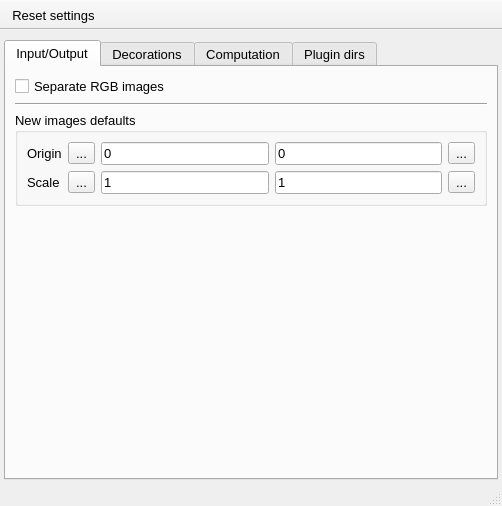
First picture: the form in UIs/nPreferences.ui, repository NeutrinoToolkit/Neutrino, before the edit.
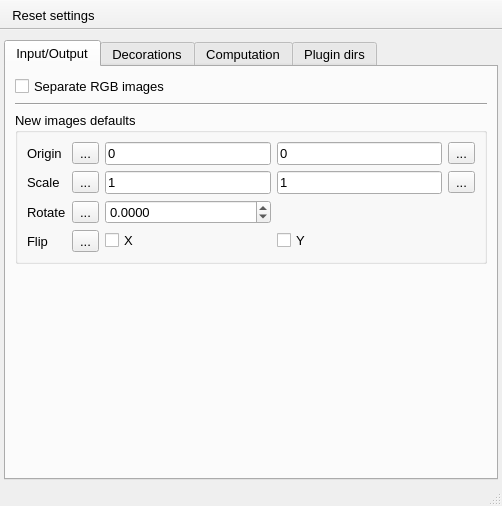
Second picture: the form after the edit. Icons and pictures are not drawn.

```diff
--- a/UIs/nPreferences.ui
+++ b/UIs/nPreferences.ui
@@ -76,73 +76,7 @@
            <string>New images defaults</string>
           </property>
           <layout class="QGridLayout" name="gridLayout">
-           <item row="1" column="3">
-            <widget class="QLineEdit" name="scaleX">
-             <property name="toolTip">
-              <string>scale x</string>
-             </property>
-             <property name="text">
-              <string>1</string>
-             </property>
-             <property name="neutrinoSave" stdset="0">
-              <bool>true</bool>
-             </property>
-            </widget>
-           </item>
-           <item row="1" column="5">
-            <widget class="QToolButton" name="getScale">
-             <property name="toolTip">
-              <string>get scale from current image</string>
-             </property>
-             <property name="text">
-              <string>...</string>
-             </property>
-             <property name="icon">
-              <iconset resource="../../build-neutrinoMaster-Brew-Debug/src/qrc/icons.qrc">
-               <normaloff>:/icons/autoRefresh.png</normaloff>:/icons/autoRefresh.png</iconset>
-             </property>
-            </widget>
-           </item>
-           <item row="1" column="4">
-            <widget class="QLineEdit" name="scaleY">
-             <property name="toolTip">
-              <string>scale y</string>
-             </property>
-             <property name="text">
-              <string>1</string>
-             </property>
-             <property name="neutrinoSave" stdset="0">
-              <bool>true</bool>
-             </property>
-            </widget>
-           </item>
-           <item row="0" column="4">
-            <widget class="QLineEdit" name="originY">
-             <property name="toolTip">
-              <string>origin y</string>
-             </property>
-             <property name="text">
-              <string>0</string>
-             </property>
-             <property name="neutrinoSave" stdset="0">
-              <bool>true</bool>
-             </property>
-            </widget>
-           </item>
-           <item row="0" column="3">
-            <widget class="QLineEdit" name="originX">
-             <property name="toolTip">
-              <string>origin x</string>
-             </property>
-             <property name="text">
-              <string>0</string>
-             </property>
-             <property name="neutrinoSave" stdset="0">
-              <bool>true</bool>
-             </property>
-            </widget>
-           </item>
-           <item row="0" column="1">
+           <item row="0" column="0">
             <widget class="QLabel" name="label_8">
              <property name="font">
               <font>
@@ -154,33 +88,7 @@
              </property>
             </widget>
            </item>
-           <item row="1" column="1">
-            <widget class="QLabel" name="label_9">
-             <property name="font">
-              <font>
-               <pointsize>10</pointsize>
-              </font>
-             </property>
-             <property name="text">
-              <string>Scale</string>
-             </property>
-            </widget>
-           </item>
-           <item row="0" column="5">
-            <widget class="QToolButton" name="getOrigin">
-             <property name="toolTip">
-              <string>get origin from current image</string>
-             </property>
-             <property name="text">
-              <string>...</string>
-             </property>
-             <property name="icon">
-              <iconset resource="../../build-neutrinoMaster-Brew-Debug/src/qrc/icons.qrc">
-               <normaloff>:/icons/autoRefresh.png</normaloff>:/icons/autoRefresh.png</iconset>
-             </property>
-            </widget>
-           </item>
-           <item row="0" column="2">
+           <item row="0" column="1">
             <widget class="QToolButton" name="lockOrigin">
              <property name="toolTip">
               <string>lock origin forn newly opened images</string>
@@ -201,7 +109,59 @@
              </property>
             </widget>
            </item>
-           <item row="1" column="2">
+           <item row="0" column="2">
+            <widget class="QLineEdit" name="originX">
+             <property name="toolTip">
+              <string>origin x</string>
+             </property>
+             <property name="text">
+              <string>0</string>
+             </property>
+             <property name="neutrinoSave" stdset="0">
+              <bool>true</bool>
+             </property>
+            </widget>
+           </item>
+           <item row="0" column="3">
+            <widget class="QLineEdit" name="originY">
+             <property name="toolTip">
+              <string>origin y</string>
+             </property>
+             <property name="text">
+              <string>0</string>
+             </property>
+             <property name="neutrinoSave" stdset="0">
+              <bool>true</bool>
+             </property>
+            </widget>
+           </item>
+           <item row="0" column="4">
+            <widget class="QToolButton" name="getOrigin">
+             <property name="toolTip">
+              <string>get origin from current image</string>
+             </property>
+             <property name="text">
+              <string>...</string>
+             </property>
+             <property name="icon">
+              <iconset resource="../../build-neutrinoMaster-Brew_clang-Debug/src/qrc/icons.qrc">
+               <normaloff>:/icons/autoRefresh.png</normaloff>:/icons/autoRefresh.png</iconset>
+             </property>
+            </widget>
+           </item>
+           <item row="1" column="0">
+            <widget class="QLabel" name="label_9">
+             <property name="font">
+              <font>
+               <pointsize>10</pointsize>
+              </font>
+             </property>
+             <property name="text">
+              <string>Scale</string>
+             </property>
+            </widget>
+           </item>
+           <item row="1" column="1">
             <widget class="QToolButton" name="lockScale">
              <property name="toolTip">
               <string>lock scale forn newly opened images</string>
@@ -222,6 +182,148 @@
              </property>
             </widget>
            </item>
+           <item row="1" column="2">
+            <widget class="QLineEdit" name="scaleX">
+             <property name="toolTip">
+              <string>scale x</string>
+             </property>
+             <property name="text">
+              <string>1</string>
+             </property>
+             <property name="neutrinoSave" stdset="0">
+              <bool>true</bool>
+             </property>
+            </widget>
+           </item>
+           <item row="1" column="3">
+            <widget class="QLineEdit" name="scaleY">
+             <property name="toolTip">
+              <string>scale y</string>
+             </property>
+             <property name="text">
+              <string>1</string>
+             </property>
+             <property name="neutrinoSave" stdset="0">
+              <bool>true</bool>
+             </property>
+            </widget>
+           </item>
+           <item row="1" column="4">
+            <widget class="QToolButton" name="getScale">
+             <property name="toolTip">
+              <string>get scale from current image</string>
+             </property>
+             <property name="text">
+              <string>...</string>
+             </property>
+             <property name="icon">
+              <iconset resource="../../build-neutrinoMaster-Brew_clang-Debug/src/qrc/icons.qrc">
+               <normaloff>:/icons/autoRefresh.png</normaloff>:/icons/autoRefresh.png</iconset>
+             </property>
+            </widget>
+           </item>
+           <item row="2" column="0">
+            <widget class="QLabel" name="label_rotate">
+             <property name="font">
+              <font>
+               <pointsize>10</pointsize>
+              </font>
+             </property>
+             <property name="text">
+              <string>Rotate</string>
+             </property>
+            </widget>
+           </item>
+           <item row="2" column="1">
+            <widget class="QToolButton" name="lockRotate">
+             <property name="toolTip">
+              <string>lock scale forn newly opened images</string>
+             </property>
+             <property name="text">
+              <string>...</string>
+             </property>
+             <property name="icon">
+              <iconset resource="../../build-neutrinoMaster-Brew_clang-Debug/src/qrc/icons.qrc">
+               <normaloff>:/icons/lockOpen.png</normaloff>
+               <normalon>:/icons/lockClose.png</normalon>:/icons/lockOpen.png</iconset>
+             </property>
+             <property name="checkable">
+              <bool>true</bool>
+             </property>
+             <property name="neutrinoSave" stdset="0">
+              <bool>true</bool>
+             </property>
+            </widget>
+           </item>
+           <item row="3" column="0">
+            <widget class="QLabel" name="label_flip">
+             <property name="font">
+              <font>
+               <pointsize>10</pointsize>
+              </font>
+             </property>
+             <property name="text">
+              <string>Flip</string>
+             </property>
+            </widget>
+           </item>
+           <item row="3" column="1">
+            <widget class="QToolButton" name="lockFlip">
+             <property name="toolTip">
+              <string>lock scale forn newly opened images</string>
+             </property>
+             <property name="text">
+              <string>...</string>
+             </property>
+             <property name="icon">
+              <iconset resource="../../build-neutrinoMaster-Brew_clang-Debug/src/qrc/icons.qrc">
+               <normaloff>:/icons/lockOpen.png</normaloff>
+               <normalon>:/icons/lockClose.png</normalon>:/icons/lockOpen.png</iconset>
+             </property>
+             <property name="checkable">
+              <bool>true</bool>
+             </property>
+             <property name="neutrinoSave" stdset="0">
+              <bool>true</bool>
+             </property>
+            </widget>
+           </item>
+           <item row="3" column="2">
+            <widget class="QCheckBox" name="flipX">
+             <property name="text">
+              <string>X</string>
+             </property>
+             <property name="neutrinoSave" stdset="0">
+              <bool>true</bool>
+             </property>
+            </widget>
+           </item>
+           <item row="3" column="3">
+            <widget class="QCheckBox" name="flipY">
+             <property name="text">
+              <string>Y</string>
+             </property>
+             <property name="neutrinoSave" stdset="0">
+              <bool>true</bool>
+             </property>
+            </widget>
+           </item>
+           <item row="2" column="2">
+            <widget class="QDoubleSpinBox" name="rotate">
+             <property name="decimals">
+              <number>4</number>
+             </property>
+             <property name="minimum">
+              <double>-360.000000000000000</double>
+             </property>
+             <property name="maximum">
+              <double>360.000000000000000</double>
+             </property>
+             <property name="neutrinoSave" stdset="0">
+              <bool>true</bool>
+             </property>
+            </widget>
+           </item>
           </layout>
          </widget>
         </item>
```
Left out of the diff: 10 changed lines with no effect on the pictures.
